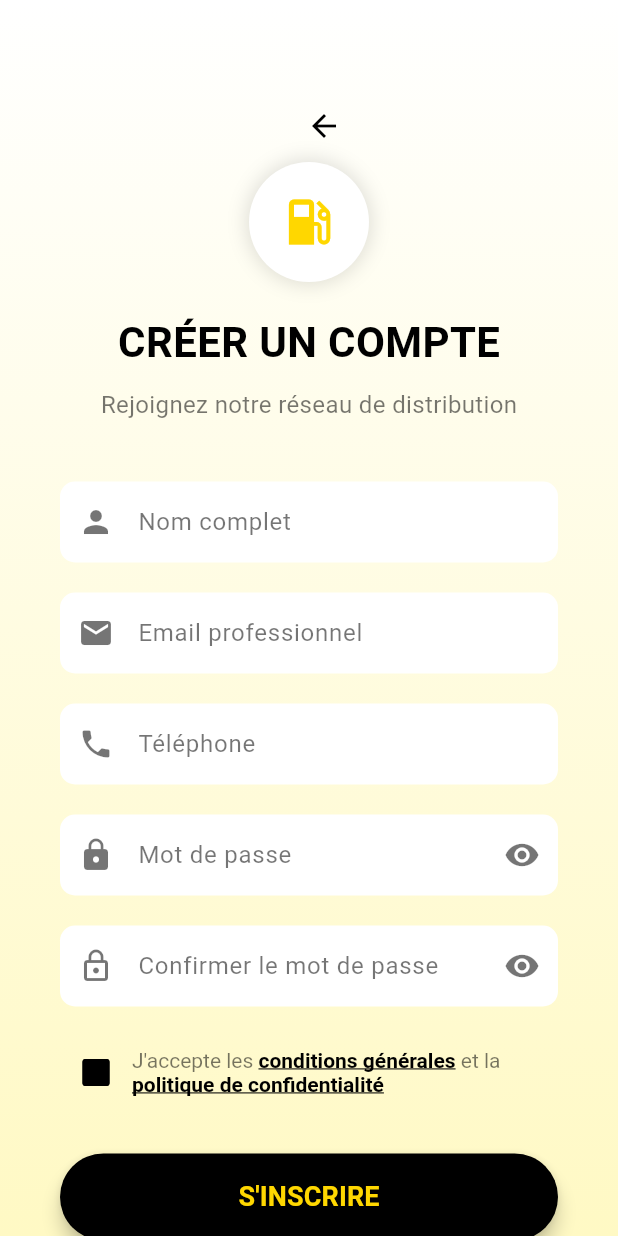
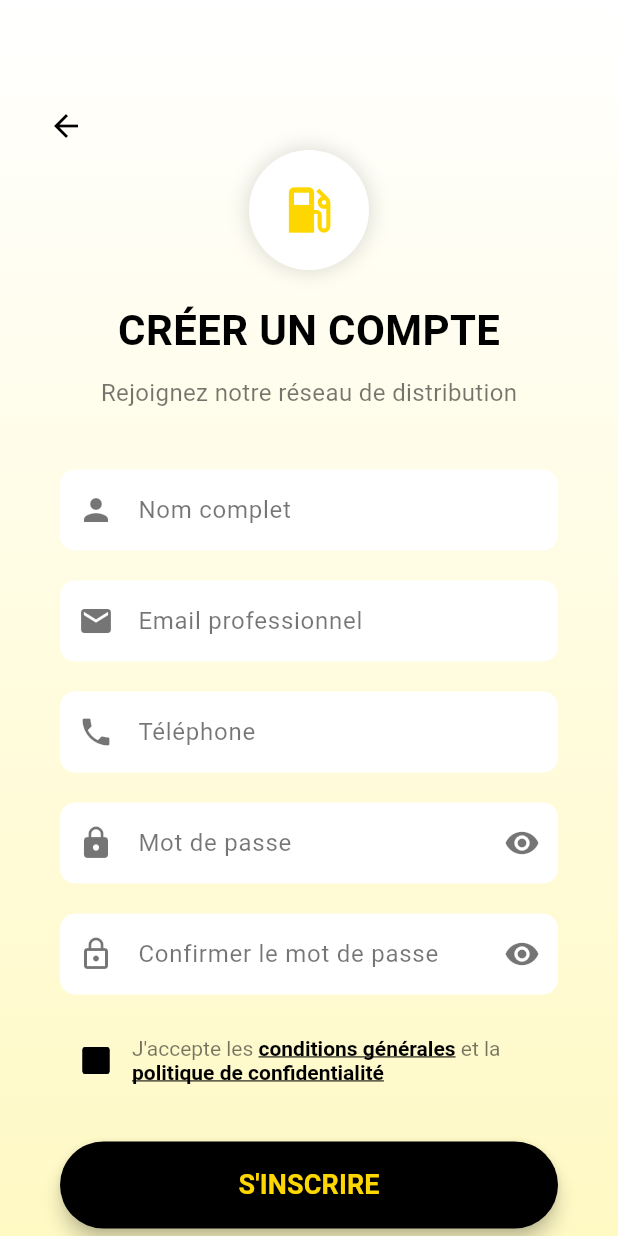
Before and after one commit to mazentouaiti/Agil_App, a Flutter app: the SignInScreen screen opened directly, after a tap on "Créer un compte", on a phone screen of 412 x 824 dp. Run offline on Flutter 3.47's test engine with Material 3 defaults, Android fonts, the phone set to English and light mode, and no system bars; Roboto replaces fonts that are missing (Poppins).

Commit message:
fix arrow_back btn

```diff
--- a/lib/main.dart
+++ b/lib/main.dart
@@ -30,10 +30,12 @@ class AgilDistributionApp extends StatelessWidget {
     );
   }
 }
+
 class WelcomeScreen extends StatefulWidget {
   @override
   _WelcomeScreenState createState() => _WelcomeScreenState();
 }
+
 class _WelcomeScreenState extends State<WelcomeScreen>
     with SingleTickerProviderStateMixin {
   late AnimationController _controller;
@@ -47,12 +49,10 @@ class _WelcomeScreenState extends State<WelcomeScreen>
       duration: Duration(seconds: 2),
     )..repeat();
 
-    _animation = Tween<double>(begin: 0, end: 360).animate(
-      CurvedAnimation(
-        parent: _controller,
-        curve: Curves.easeInOut,
-      ),
-    );
+    _animation = Tween<double>(
+      begin: 0,
+      end: 360,
+    ).animate(CurvedAnimation(parent: _controller, curve: Curves.easeInOut));
   }
 
   @override
@@ -268,15 +268,11 @@ class _SignInScreenState extends State<SignInScreen> {
             colors: [Colors.white, Color(0xFFFFF9C4)],
           ),
         ),
-        child: ListView(
+        child: Stack(
           children: [
-            Padding(
-              padding: const EdgeInsets.only(top: 60.0, left: 20),
-              child: IconButton(
-                icon: Icon(Icons.arrow_back, color: Colors.black),
-                onPressed: () => Navigator.pop(context),
-              ),
-            ),
+            ListView(
+              padding: EdgeInsets.only(top: 100.0), // Added top padding
+              children: [
                 Padding(
                   padding: const EdgeInsets.symmetric(horizontal: 40.0),
                   child: Column(
@@ -366,7 +362,10 @@ class _SignInScreenState extends State<SignInScreen> {
                               decoration: InputDecoration(
                                 labelText: 'Mot de passe',
                                 labelStyle: TextStyle(color: Colors.black54),
-                            prefixIcon: Icon(Icons.lock, color: Colors.black54),
+                                prefixIcon: Icon(
+                                  Icons.lock,
+                                  color: Colors.black54,
+                                ),
                                 suffixIcon: IconButton(
                                   icon: Icon(
                                     _obscurePassword
@@ -473,6 +472,16 @@ class _SignInScreenState extends State<SignInScreen> {
                 ),
               ],
             ),
+            Positioned(
+              top: 60.0,
+              left: 20,
+              child: IconButton(
+                icon: Icon(Icons.arrow_back, color: Colors.black),
+                onPressed: () => Navigator.pop(context),
+              ),
+            ),
+          ],
+        ),
       ),
     );
   }
@@ -500,15 +509,11 @@ class _SignUpScreenState extends State<SignUpScreen> {
             colors: [Colors.white, Color(0xFFFFF9C4)],
           ),
         ),
-        child: ListView(
+        child: Stack(
           children: [
-            Padding(
-              padding: const EdgeInsets.only(top: 60.0, left: 20),
-              child: IconButton(
-                icon: Icon(Icons.arrow_back, color: Colors.black),
-                onPressed: () => Navigator.pop(context),
-              ),
-            ),
+            ListView(
+              padding: EdgeInsets.only(top: 100.0),
+              children: [
                 Padding(
                   padding: const EdgeInsets.symmetric(horizontal: 40.0),
                   child: Column(
@@ -654,7 +659,10 @@ class _SignUpScreenState extends State<SignUpScreen> {
                               decoration: InputDecoration(
                                 labelText: 'Mot de passe',
                                 labelStyle: TextStyle(color: Colors.black54),
-                            prefixIcon: Icon(Icons.lock, color: Colors.black54),
+                                prefixIcon: Icon(
+                                  Icons.lock,
+                                  color: Colors.black54,
+                                ),
                                 suffixIcon: IconButton(
                                   icon: Icon(
                                     _obscurePassword
@@ -758,7 +766,8 @@ class _SignUpScreenState extends State<SignUpScreen> {
                                           style: TextStyle(
                                             color: Colors.black,
                                             fontWeight: FontWeight.bold,
-                                        decoration: TextDecoration.underline,
+                                            decoration:
+                                                TextDecoration.underline,
                                           ),
                                         ),
                                         TextSpan(text: " et la "),
@@ -767,7 +776,8 @@ class _SignUpScreenState extends State<SignUpScreen> {
                                           style: TextStyle(
                                             color: Colors.black,
                                             fontWeight: FontWeight.bold,
-                                        decoration: TextDecoration.underline,
+                                            decoration:
+                                                TextDecoration.underline,
                                           ),
                                         ),
                                       ],
@@ -838,6 +848,19 @@ class _SignUpScreenState extends State<SignUpScreen> {
                 ),
               ],
             ),
+            Positioned(
+              top: 60.0,
+              left: 20.0,
+              child: Material(
+                type: MaterialType.transparency,
+                child: IconButton(
+                  icon: Icon(Icons.arrow_back, color: Colors.black),
+                  onPressed: () => Navigator.pop(context),
+                ),
+              ),
+            ),
+          ],
+        ),
       ),
     );
   }
```
Also changed, not shown: assets/horse.gif (added). Lines whose indentation alone changed are shown as unchanged.
